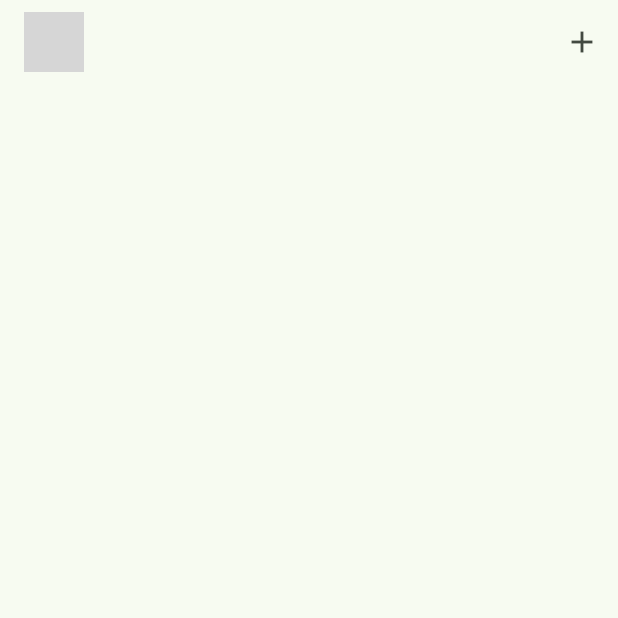
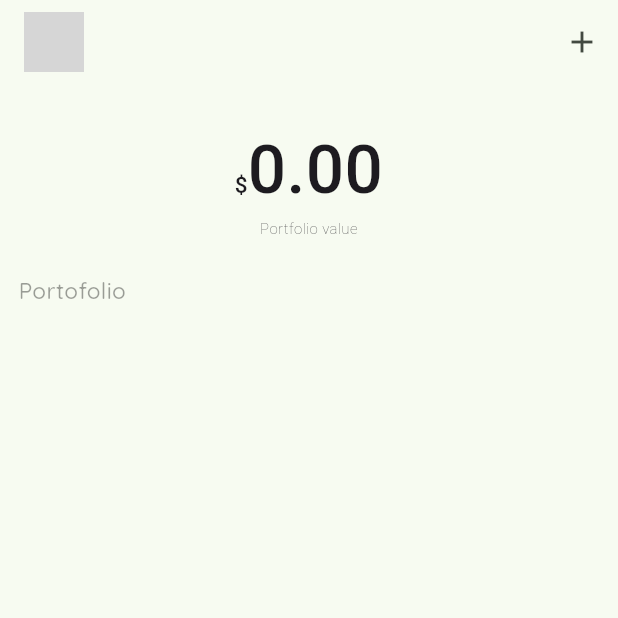
Before and after one commit to ZoeMohamed/getx_intro, a Flutter app: the screen it shows after launch, on a phone screen of 412 x 824 dp, the top half of it. Run offline on Flutter 3.47's test engine with Material 3 defaults, Android fonts, the light colour scheme and no system bars; our stand-ins replace dio, get, google_fonts; network calls fail; grey boxes are pictures that could not be loaded.

```diff
--- a/lib/controllers/assets_controller.dart
+++ b/lib/controllers/assets_controller.dart
@@ -1,20 +1,30 @@
 import 'package:get/get.dart';
+import 'package:get/get_rx/get_rx.dart';
+import 'package:getx_intro/models/api_response.dart';
+import 'package:getx_intro/models/coin_data.dart';
 import 'package:getx_intro/models/tracked_asset.dart';
 import 'package:getx_intro/services/http_service.dart';
 
 class AssetsController extends GetxController {
+  RxList<CoinData> coinData = <CoinData>[].obs;
   RxBool loading = false.obs;
   RxList<TrackedAsset> trackedAssets = <TrackedAsset>[].obs;
   @override
   void onInit() {
     // TODO: implement onInit
     super.onInit();
-    print(trackedAssets);
+    _getAssets();
   }
 
-  Future<void> _getAssets()async{
-loading.value = true;
-HttpService httpService = Get.find();
+  Future<void> _getAssets() async {
+    loading.value = true;
+    HttpService httpService = Get.find();
+    var responseData = await httpService.get('currencies');
+    CurrenciesListAPIResponse currenciesListAPIResponse =
+        CurrenciesListAPIResponse.fromJson(responseData);
+
+    coinData.value = currenciesListAPIResponse.data ?? [];
+    loading.value = false;
   }
 
   void addTrackedAsset(String name, double amount) {
@@ -23,12 +33,23 @@ HttpService httpService = Get.find();
   }
 
   double getPortofolioValue() {
-    if (trackedAssets.isEmpty) {
+    if (trackedAssets.isEmpty || coinData.isEmpty) {
       return 0;
     }
     double value = 0;
     for (TrackedAsset asset in trackedAssets) {
-      value +=
+      value += getAssetPrice(asset.name!) * asset.amount!;
     }
+
+    return value;
+  }
+
+  double getAssetPrice(String name) {
+    CoinData? data = getCoinData(name);
+    return data?.values?.uSD?.price?.toDouble() ?? 0;
+  }
+
+  CoinData? getCoinData(String name) {
+    return coinData.firstWhereOrNull((element) => element.name == name);
   }
 }
--- a/lib/pages/home_page.dart
+++ b/lib/pages/home_page.dart
@@ -1,7 +1,10 @@
 import 'package:flutter/material.dart';
 import 'package:get/get.dart';
 import 'package:getx_intro/controllers/assets_controller.dart';
+import 'package:getx_intro/models/tracked_asset.dart';
+import 'package:getx_intro/pages/details_page.dart';
 import 'package:getx_intro/widgets/add_asset_dialog.dart';
+import 'package:getx_intro/widgets/utils.dart';
 
 class HomePage extends StatelessWidget {
   AssetsController assetsController = Get.find();
@@ -10,6 +13,7 @@ class HomePage extends StatelessWidget {
   @override
   Widget build(BuildContext context) {
     return Scaffold(
+      resizeToAvoidBottomInset: false,
       appBar: _appBar(context),
       body: _buildUI(context),
     );
@@ -17,7 +21,9 @@ class HomePage extends StatelessWidget {
 
   Widget _buildUI(BuildContext context) {
     return SafeArea(
-      child: Obx(() => _portofolioValue(context)),
+      child: Obx(() => Column(
+            children: [_portfolioValue(context), _trackedAssetsList(context)],
+          )),
     );
   }
 
@@ -37,13 +43,95 @@ class HomePage extends StatelessWidget {
     );
   }
 
-  Widget _portofolioValue(BuildContext context) {
+  Widget _portfolioValue(BuildContext context) {
     return Container(
       width: MediaQuery.sizeOf(context).width,
       margin: EdgeInsets.symmetric(
-          vertical: MediaQuery.sizeOf(context).height * 0.03),
-      child: Center(
-        child: Text.rich(TextSpan(children: [])),
+        vertical: MediaQuery.sizeOf(context).height * 0.03,
+      ),
+      child: Text.rich(
+        textAlign: TextAlign.center,
+        TextSpan(
+          children: [
+            const TextSpan(
+              text: "\$",
+              style: TextStyle(
+                fontSize: 15,
+                fontWeight: FontWeight.w500,
+              ),
+            ),
+            TextSpan(
+              text:
+                  "${assetsController.getPortofolioValue().toStringAsFixed(2)}\n",
+              style: const TextStyle(
+                fontSize: 45,
+                fontWeight: FontWeight.w500,
+              ),
+            ),
+            const TextSpan(
+              text: "Portfolio value",
+              style: TextStyle(
+                fontSize: 10,
+                fontWeight: FontWeight.w200,
+              ),
+            ),
+          ],
+        ),
+      ),
+    );
+  }
+
+  Widget _trackedAssetsList(BuildContext context) {
+    return Padding(
+      padding: EdgeInsets.symmetric(
+          horizontal: MediaQuery.sizeOf(context).width * 0.03),
+      child: Column(
+        mainAxisAlignment: MainAxisAlignment.start,
+        crossAxisAlignment: CrossAxisAlignment.start,
+        children: [
+          SizedBox(
+            height: MediaQuery.sizeOf(context).height * 0.05,
+            child: const Text(
+              "Portofolio",
+              style: TextStyle(
+                  fontSize: 15,
+                  color: Colors.black38,
+                  fontWeight: FontWeight.w500),
+            ),
+          ),
+          SizedBox(
+            height: MediaQuery.sizeOf(context).height * 0.65,
+            width: MediaQuery.sizeOf(context).width,
+            child: ListView.builder(
+              itemCount: assetsController.trackedAssets.length,
+              itemBuilder: (context, index) {
+                TrackedAsset trackedAsset =
+                    assetsController.trackedAssets[index];
+
+                return ListTile(
+                  leading: Image.network(getCryptoImageURL(trackedAsset.name!)),
+                  onTap: () {
+                    Get.to(() {
+                      return DetailsPage(
+                          coin: assetsController
+                              .getCoinData(trackedAsset.name!)!);
+                    });
+                  },
+                  title: Text(trackedAsset.name!),
+                  trailing: Text(
+                    trackedAsset.amount.toString(),
+                    style: TextStyle(
+                        fontSize: 15,
+                        fontWeight: FontWeight.bold,
+                        color: Colors.black),
+                  ),
+                  subtitle: Text(
+                      "USD : ${assetsController.getAssetPrice(trackedAsset.name!).toStringAsFixed(2)}"),
+                );
+              },
+            ),
+          )
+        ],
       ),
     );
   }
--- a/lib/widgets/add_asset_dialog.dart
+++ b/lib/widgets/add_asset_dialog.dart
@@ -1,6 +1,5 @@
 import 'package:flutter/material.dart';
 import 'package:get/get.dart';
-import 'package:get/get_rx/get_rx.dart';
 import 'package:getx_intro/controllers/assets_controller.dart';
 import 'package:getx_intro/models/api_response.dart';
 import 'package:getx_intro/services/http_service.dart';
@@ -18,8 +17,7 @@ class AddAssetDialogController extends GetxController {
     _getAssets();
   }
 
-  Future<void> _getAssets() async {
-    loading.value = true;
+  Future<void> _getAssets() async {    loading.value = true;
     HttpService httpService = Get.find();
     var responseData = await httpService.get("currencies");
     CurrenciesListAPIResponse currenciesListAPIResponse =
--- a/lib/widgets/utils.dart
+++ b/lib/widgets/utils.dart
@@ -9,3 +9,7 @@ Future<void> registerServices() async {
 Future<void> registerControllers() async {
   Get.put(AssetsController());
 }
+
+String getCryptoImageURL(String name) {
+  return "https://raw.githubusercontent.com/ErikThiart/cryptocurrency-icons/master/128/${name.toLowerCase()}.png";
+}
```
Also changed, not shown: lib/pages/details_page.dart (added, +152 -0 lines).
